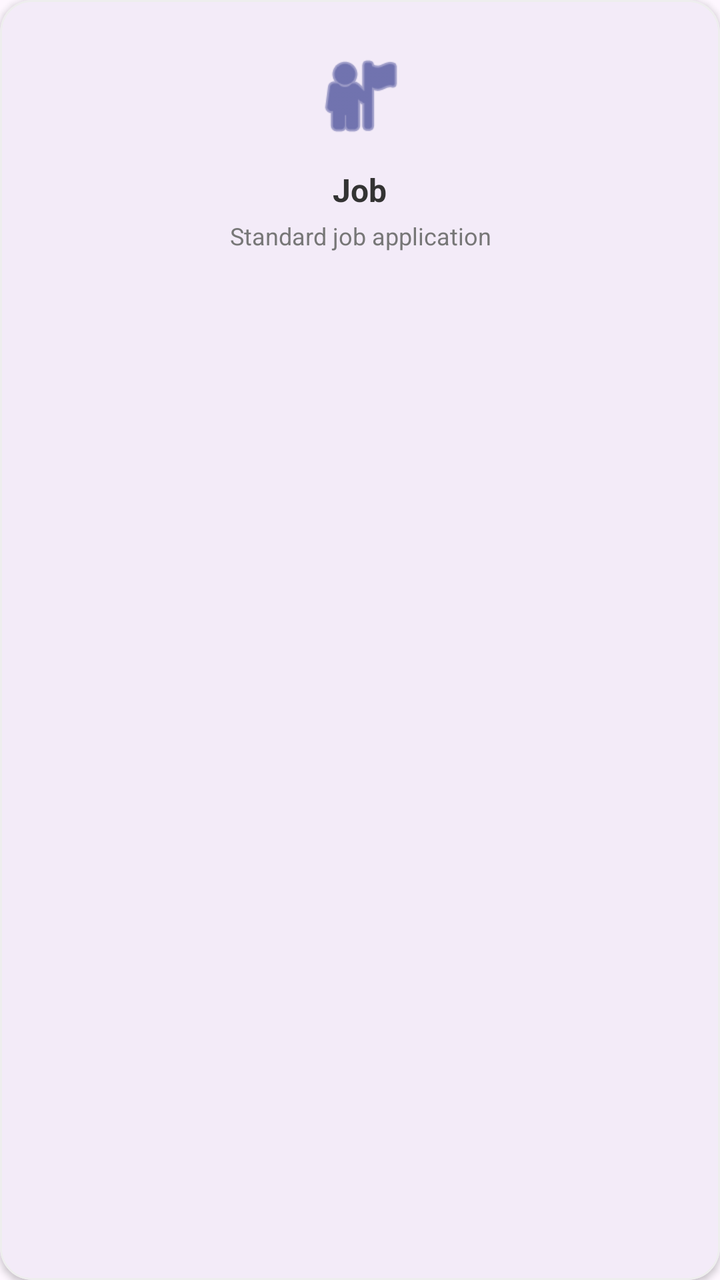
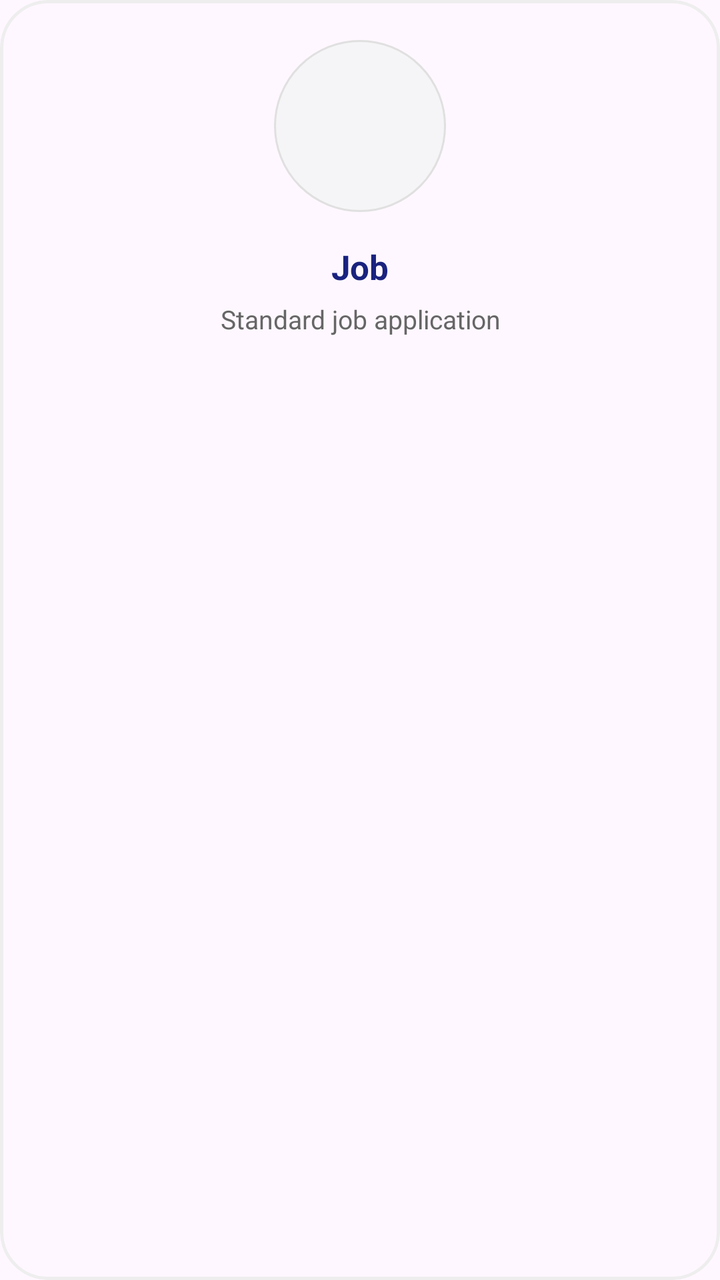

Screens rendered from an Android XML layout before and after an edit, with the pre-edit source and the edit as a unified diff.
<!-- AndroidManifest.xml: application theme Theme.MyApplication -->
<!-- res/layout/item_step_purpose.xml -->
<?xml version="1.0" encoding="utf-8"?>
<com.google.android.material.card.MaterialCardView xmlns:android="http://schemas.android.com/apk/res/android"
    xmlns:app="http://schemas.android.com/apk/res-auto" android:id="@+id/cardPurpose" android:layout_width="match_parent" android:layout_height="wrap_content" android:layout_margin="8dp" app:cardCornerRadius="16dp" app:cardElevation="2dp" app:strokeColor="#eee" app:strokeWidth="1dp" app:rippleColor="#1a237e1a" android:clickable="true" android:focusable="true">

    <LinearLayout android:layout_width="match_parent" android:layout_height="wrap_content" android:gravity="center" android:orientation="vertical" android:padding="24dp">

        <ImageView android:id="@+id/ivPurposeIcon" android:layout_width="48dp" android:layout_height="48dp" android:src="@android:drawable/ic_menu_myplaces" app:tint="#1a237e" />

        <TextView android:id="@+id/tvPurposeTitle" android:layout_width="wrap_content" android:layout_height="wrap_content" android:layout_marginTop="12dp" android:text="Job" android:textColor="#333" android:textSize="16sp" android:textStyle="bold" />

        <TextView android:id="@+id/tvPurposeDesc" android:layout_width="wrap_content" android:layout_height="wrap_content" android:layout_marginTop="4dp" android:gravity="center" android:text="Standard job application" android:textColor="#777" android:textSize="12sp" />
    </LinearLayout>

</com.google.android.material.card.MaterialCardView>
<!-- resources referenced by this layout -->
<resources>
  <style name="Theme.MyApplication" parent="Base.Theme.MyApplication" />
  <style name="Base.Theme.MyApplication" parent="Theme.Material3.DayNight.NoActionBar">
          
          
      </style>
</resources>

<!-- the commit's change to res/layout/item_step_purpose.xml (unified diff, before → after) -->
@@ -1,14 +1,17 @@
 <?xml version="1.0" encoding="utf-8"?>
 <com.google.android.material.card.MaterialCardView xmlns:android="http://schemas.android.com/apk/res/android"
-    xmlns:app="http://schemas.android.com/apk/res-auto" android:id="@+id/cardPurpose" android:layout_width="match_parent" android:layout_height="wrap_content" android:layout_margin="8dp" app:cardCornerRadius="16dp" app:cardElevation="2dp" app:strokeColor="#eee" app:strokeWidth="1dp" app:rippleColor="#1a237e1a" android:clickable="true" android:focusable="true">
+    xmlns:app="http://schemas.android.com/apk/res-auto" android:id="@+id/cardPurpose" android:layout_width="match_parent" android:layout_height="wrap_content" android:layout_margin="8dp" app:cardCornerRadius="24dp" app:cardElevation="0dp" app:strokeColor="#eee" app:strokeWidth="1.5dp" app:rippleColor="#1a237e1a" android:clickable="true" android:focusable="true">
 
-    <LinearLayout android:layout_width="match_parent" android:layout_height="wrap_content" android:gravity="center" android:orientation="vertical" android:padding="24dp">
+    <LinearLayout android:layout_width="match_parent" android:layout_height="wrap_content" android:gravity="center" android:orientation="vertical" android:padding="20dp">
 
-        <ImageView android:id="@+id/ivPurposeIcon" android:layout_width="48dp" android:layout_height="48dp" android:src="@android:drawable/ic_menu_myplaces" app:tint="#1a237e" />
+        <FrameLayout android:layout_width="86dp" android:layout_height="86dp" android:background="@drawable/bg_circle_purpose">
 
-        <TextView android:id="@+id/tvPurposeTitle" android:layout_width="wrap_content" android:layout_height="wrap_content" android:layout_marginTop="12dp" android:text="Job" android:textColor="#333" android:textSize="16sp" android:textStyle="bold" />
+            <ImageView android:id="@+id/ivPurposeIcon" android:layout_width="52dp" android:layout_height="52dp" android:layout_gravity="center" />
+        </FrameLayout>
 
-        <TextView android:id="@+id/tvPurposeDesc" android:layout_width="wrap_content" android:layout_height="wrap_content" android:layout_marginTop="4dp" android:gravity="center" android:text="Standard job application" android:textColor="#777" android:textSize="12sp" />
+        <TextView android:id="@+id/tvPurposeTitle" android:layout_width="wrap_content" android:layout_height="wrap_content" android:layout_marginTop="16dp" android:text="Job" android:textColor="#1A237E" android:textSize="17sp" android:textStyle="bold" />
+
+        <TextView android:id="@+id/tvPurposeDesc" android:layout_width="wrap_content" android:layout_height="wrap_content" android:layout_marginTop="6dp" android:gravity="center" android:text="Standard job application" android:textColor="#666" android:textSize="13sp" />
     </LinearLayout>
 
 </com.google.android.material.card.MaterialCardView>
<!-- resource entries referenced after the edit -->
@@ -1,5 +1,12 @@
 <!-- resources referenced by this layout -->
 <resources>
+  <!-- drawable bg_circle_purpose (drawable) -->
+  <?xml version="1.0" encoding="utf-8"?>
+  <shape xmlns:android="http://schemas.android.com/apk/res/android" android:shape="oval">
+      <solid android:color="#F5F5F7" />
+      <stroke android:width="1dp" android:color="#E0E0E0" />
+      <size android:width="80dp" android:height="80dp" />
+  </shape>
   <style name="Theme.MyApplication" parent="Base.Theme.MyApplication" />
   <style name="Base.Theme.MyApplication" parent="Theme.Material3.DayNight.NoActionBar">
           
